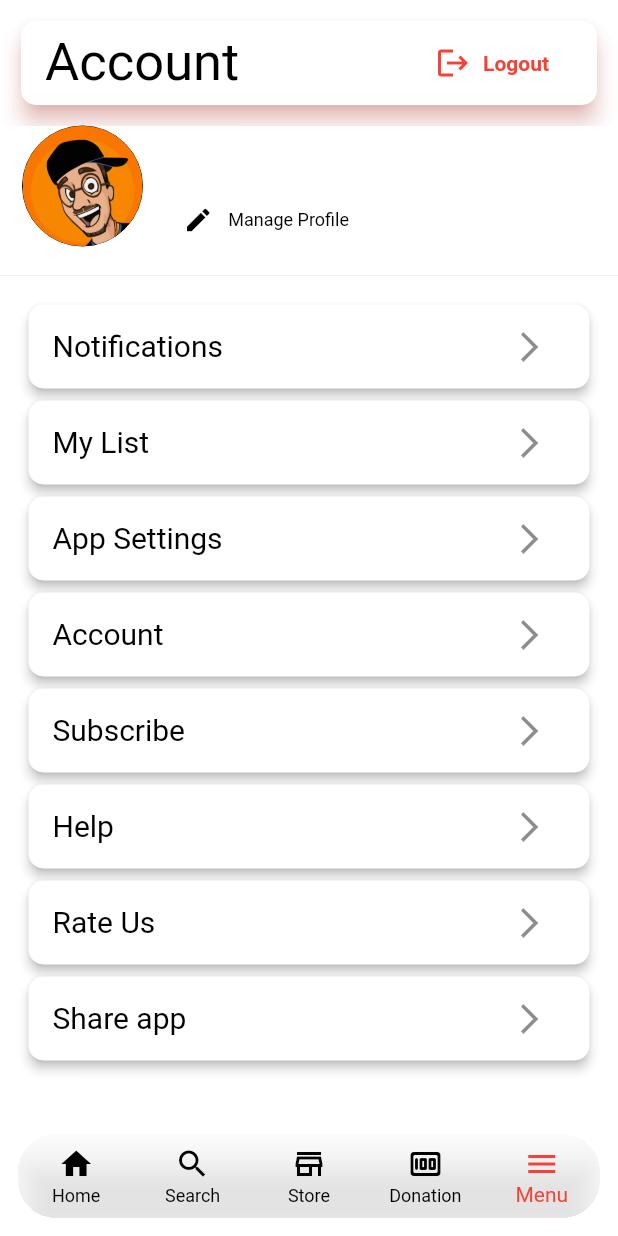
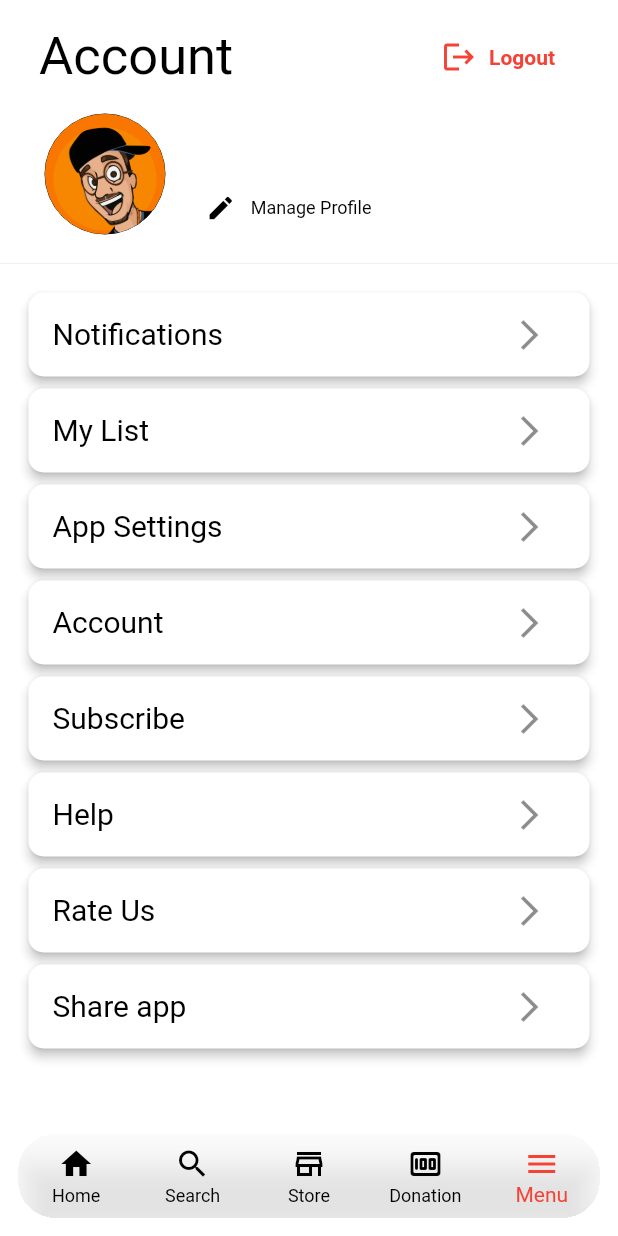
Before and after one commit to admin-mybytecode/ott, a Flutter app: the BottomNavigationBarController screen opened directly, item 5 of the bottom bar chosen, on a phone screen of 412 x 824 dp. Run offline on Flutter 3.47's test engine with Material 2 defaults, Android fonts, the phone set to English and light mode, and no system bars; our stand-ins replace auto_size_text, bubble_tab_indicator, cached_network_image, connectivity, data_connection_checker, device_info and 19 more; missing offline and left inert: braintree_payment, flutter_downloader, flutter_facebook_login, flutter_paystack, get_ip, launch_review and 4 more; accounts and stored records are empty; network calls fail.

Commit message:
changes to donate and menu page

```diff
--- a/lib/ui/custom_drawer.dart
+++ b/lib/ui/custom_drawer.dart
@@ -141,7 +141,7 @@ class CustomDrawerState extends State<CustomDrawer> {
 
   Widget profileImage(width) {
     return Padding(
-      padding: const EdgeInsets.symmetric(horizontal: 15.0),
+      padding: const EdgeInsets.symmetric(horizontal: 30.0),
       child: Row(
         mainAxisAlignment: MainAxisAlignment.start,
         children: <Widget>[
@@ -729,19 +729,12 @@ class CustomDrawerState extends State<CustomDrawer> {
         children: <Widget>[
           Padding(
             padding: const EdgeInsets.symmetric(horizontal: 10, vertical: 10),
-            child: Card(
-              elevation: 6.0,
-              shadowColor: redPrime.withOpacity(0.6),
-              color: primaryColor,
-              shape: RoundedRectangleBorder(
-                  borderRadius: BorderRadius.circular(10)),
-              child: ListTile(
-                leading: Text(
-                  "Account",
-                  style: TextStyle(fontSize: 35, color: textColor),
-                ),
-                trailing: signOut(),
+            child: ListTile(
+              leading: Text(
+                "Account",
+                style: TextStyle(fontSize: 35, color: textColor),
               ),
+              trailing: signOut(),
             ),
           ),
           drawerHeader(width),
```
Also changed, not shown: lib/ui/donation_page.dart (+45 -18 lines), 1 other file.
